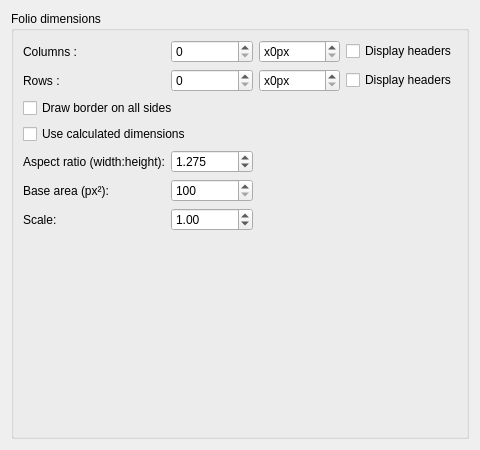
EmilOsvoll/qelectrotech-source-mirror, file sources/ui/borderpropertieswidget.ui: the form before one commit.
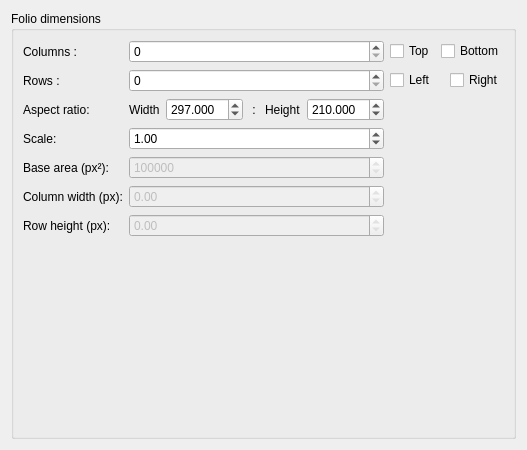
The form after the commit.

Commit message: temp garbage commit, but some ui layout worth keeping

Patch:
```diff
--- a/sources/ui/borderpropertieswidget.ui
+++ b/sources/ui/borderpropertieswidget.ui
@@ -20,35 +20,11 @@
       <string>Folio dimensions</string>
      </property>
      <layout class="QGridLayout" name="gridLayout">
-      <item row="1" column="2">
-       <widget class="QSpinBox" name="m_rows_height_sp">
-        <property name="suffix">
-         <string comment="pixel" extracomment="pixel">px</string>
-        </property>
-        <property name="prefix">
-         <string>x</string>
-        </property>
-        <property name="maximum">
-         <number>1000</number>
-        </property>
-       </widget>
-      </item>
+      <!-- removed editable rows height -->
       <item row="0" column="1">
        <widget class="QSpinBox" name="m_colums_count_sp"/>
       </item>
-      <item row="0" column="2">
-       <widget class="QSpinBox" name="m_columns_width_sp">
-        <property name="suffix">
-         <string comment="pixel" extracomment="pixel">px</string>
-        </property>
-        <property name="prefix">
-         <string>x</string>
-        </property>
-        <property name="maximum">
-         <number>1000</number>
-        </property>
-       </widget>
-      </item>
+      <!-- removed editable columns width -->
       <item row="1" column="0">
        <widget class="QLabel" name="label_3">
         <property name="text">
@@ -57,11 +33,22 @@
        </widget>
       </item>
       <item row="1" column="3">
-       <widget class="QCheckBox" name="m_display_rows_cb">
-        <property name="text">
-         <string>Display headers</string>
-        </property>
-       </widget>
+       <layout class="QHBoxLayout" name="layout_rows_headers">
+        <item>
+         <widget class="QCheckBox" name="m_display_rows_left_cb">
+          <property name="text">
+           <string>Left</string>
+          </property>
+         </widget>
+        </item>
+        <item>
+         <widget class="QCheckBox" name="m_display_rows_right_cb">
+          <property name="text">
+           <string>Right</string>
+          </property>
+         </widget>
+        </item>
+       </layout>
       </item>
       <item row="1" column="1">
        <widget class="QSpinBox" name="m_rows_count_sp"/>
@@ -74,66 +61,130 @@
        </widget>
       </item>
       <item row="0" column="3">
-       <widget class="QCheckBox" name="m_display_columns_cb">
-        <property name="text">
-         <string>Display headers</string>
-        </property>
-       </widget>
+       <layout class="QHBoxLayout" name="layout_cols_headers">
+        <item>
+         <widget class="QCheckBox" name="m_display_columns_top_cb">
+          <property name="text">
+           <string>Top</string>
+          </property>
+         </widget>
+        </item>
+        <item>
+         <widget class="QCheckBox" name="m_display_columns_bottom_cb">
+          <property name="text">
+           <string>Bottom</string>
+          </property>
+         </widget>
+        </item>
+       </layout>
       </item>
-      <item row="2" column="0" colspan="4">
-       <widget class="QCheckBox" name="m_border_all_sides_cb">
-        <property name="text">
-         <string>Draw border on all sides</string>
-        </property>
-        <property name="toolTip">
-         <string>When enabled, the border will be drawn on all four sides. The title block will be positioned inside the border.</string>
-        </property>
-       </widget>
-      </item>
-      <item row="3" column="0" colspan="4">
-       <widget class="QCheckBox" name="m_use_calculated_dimensions_cb">
-        <property name="text">
-         <string>Use calculated dimensions</string>
-        </property>
-        <property name="toolTip">
-         <string>When enabled, column width and row height are automatically calculated based on aspect ratio, base area, and scale. The drawing area remains constant when changing aspect ratio.</string>
-        </property>
-       </widget>
-      </item>
+      <!-- move checkboxes below read-only fields -->
       <item row="4" column="0">
        <widget class="QLabel" name="label_aspect_ratio">
         <property name="text">
-         <string>Aspect ratio (width:height):</string>
+         <string>Aspect ratio:</string>
         </property>
        </widget>
       </item>
       <item row="4" column="1">
-       <widget class="QDoubleSpinBox" name="m_aspect_ratio_sp">
-        <property name="decimals">
-         <number>3</number>
-        </property>
-        <property name="minimum">
-         <double>0.100000000000000</double>
-        </property>
-        <property name="maximum">
-         <double>100.000000000000000</double>
-        </property>
-        <property name="singleStep">
-         <double>0.100000000000000</double>
-        </property>
-        <property name="value">
-         <double>1.275000000000000</double>
-        </property>
-       </widget>
+       <layout class="QHBoxLayout" name="horizontalLayout_ratio">
+        <item>
+         <widget class="QLabel" name="label_ratio_w">
+          <property name="text">
+           <string>Width</string>
+          </property>
+         </widget>
+        </item>
+        <item>
+         <widget class="QDoubleSpinBox" name="m_aspect_ratio_w_sp">
+          <property name="decimals">
+           <number>3</number>
+          </property>
+          <property name="minimum">
+           <double>0.100000000000000</double>
+          </property>
+          <property name="maximum">
+           <double>1000.000000000000000</double>
+          </property>
+          <property name="singleStep">
+           <double>0.100000000000000</double>
+          </property>
+          <property name="value">
+           <double>297.000000000000000</double>
+          </property>
+         </widget>
+        </item>
+        <item>
+         <widget class="QLabel" name="label_ratio_sep">
+          <property name="text">
+           <string> : </string>
+          </property>
+         </widget>
+        </item>
+        <item>
+         <widget class="QLabel" name="label_ratio_h">
+          <property name="text">
+           <string>Height</string>
+          </property>
+         </widget>
+        </item>
+        <item>
+         <widget class="QDoubleSpinBox" name="m_aspect_ratio_h_sp">
+          <property name="decimals">
+           <number>3</number>
+          </property>
+          <property name="minimum">
+           <double>0.100000000000000</double>
+          </property>
+          <property name="maximum">
+           <double>1000.000000000000000</double>
+          </property>
+          <property name="singleStep">
+           <double>0.100000000000000</double>
+          </property>
+          <property name="value">
+           <double>210.000000000000000</double>
+          </property>
+         </widget>
+        </item>
+       </layout>
       </item>
+      <!-- put Scale right below Aspect ratio -->
       <item row="5" column="0">
+       <widget class="QLabel" name="label_scale">
+        <property name="text">
+         <string>Scale:</string>
+        </property>
+       </widget>
+      </item>
+      <item row="5" column="1">
+       <widget class="QDoubleSpinBox" name="m_scale_sp">
+        <property name="decimals">
+         <number>2</number>
+        </property>
+        <property name="minimum">
+         <double>0.100000000000000</double>
+        </property>
+        <property name="maximum">
+         <double>100.000000000000000</double>
+        </property>
+        <property name="singleStep">
+         <double>0.100000000000000</double>
+        </property>
+        <property name="value">
+         <double>1.000000000000000</double>
+        </property>
+       </widget>
+      </item>
+      <!-- Base area below Scale -->
+      <item row="6" column="0">
        <widget class="QLabel" name="label_base_area">
         <property name="text">
          <string>Base area (px²):</string>
         </property>
        </widget>
       </item>
-      <item row="5" column="1">
+      <item row="6" column="1">
        <widget class="QDoubleSpinBox" name="m_base_area_sp">
         <property name="decimals">
          <number>0</number>
@@ -147,35 +198,58 @@
         <property name="singleStep">
          <double>1000.000000000000000</double>
         </property>
-       </widget>
-      </item>
-      <item row="6" column="0">
-       <widget class="QLabel" name="label_scale">
-        <property name="text">
-         <string>Scale:</string>
-        </property>
-       </widget>
-      </item>
-      <item row="6" column="1">
-       <widget class="QDoubleSpinBox" name="m_scale_sp">
-        <property name="decimals">
-         <number>2</number>
-        </property>
-        <property name="minimum">
-         <double>0.100000000000000</double>
-        </property>
-        <property name="maximum">
-         <double>100.000000000000000</double>
-        </property>
-        <property name="singleStep">
-         <double>0.100000000000000</double>
-        </property>
         <property name="value">
-         <double>1.000000000000000</double>
+         <double>652800.000000000000000</double>
+        </property>
+        <property name="readOnly">
+         <bool>true</bool>
+        </property>
+        <property name="enabled">
+         <bool>false</bool>
+        </property>
+       </widget>
+      </item>
+      <item row="7" column="0">
+       <widget class="QLabel" name="label_col_width_ro">
+        <property name="text">
+         <string>Column width (px):</string>
         </property>
        </widget>
       </item>
       <item row="7" column="1">
+       <widget class="QDoubleSpinBox" name="m_columns_width_ro">
+        <property name="decimals">
+         <number>2</number>
+        </property>
+        <property name="readOnly">
+         <bool>true</bool>
+        </property>
+        <property name="enabled">
+         <bool>false</bool>
+        </property>
+       </widget>
+      </item>
+      <item row="8" column="0">
+       <widget class="QLabel" name="label_rows_height_ro">
+        <property name="text">
+         <string>Row height (px):</string>
+        </property>
+       </widget>
+      </item>
+      <item row="8" column="1">
+       <widget class="QDoubleSpinBox" name="m_rows_height_ro">
+        <property name="decimals">
+         <number>2</number>
+        </property>
+        <property name="readOnly">
+         <bool>true</bool>
+        </property>
+        <property name="enabled">
+         <bool>false</bool>
+        </property>
+       </widget>
+      </item>
+      <item row="9" column="1">
        <spacer name="verticalSpacer">
         <property name="orientation">
          <enum>Qt::Vertical</enum>
```
Left out of the diff: 17 changed lines with no effect on the pictures. The commit also changes 5 other files.
